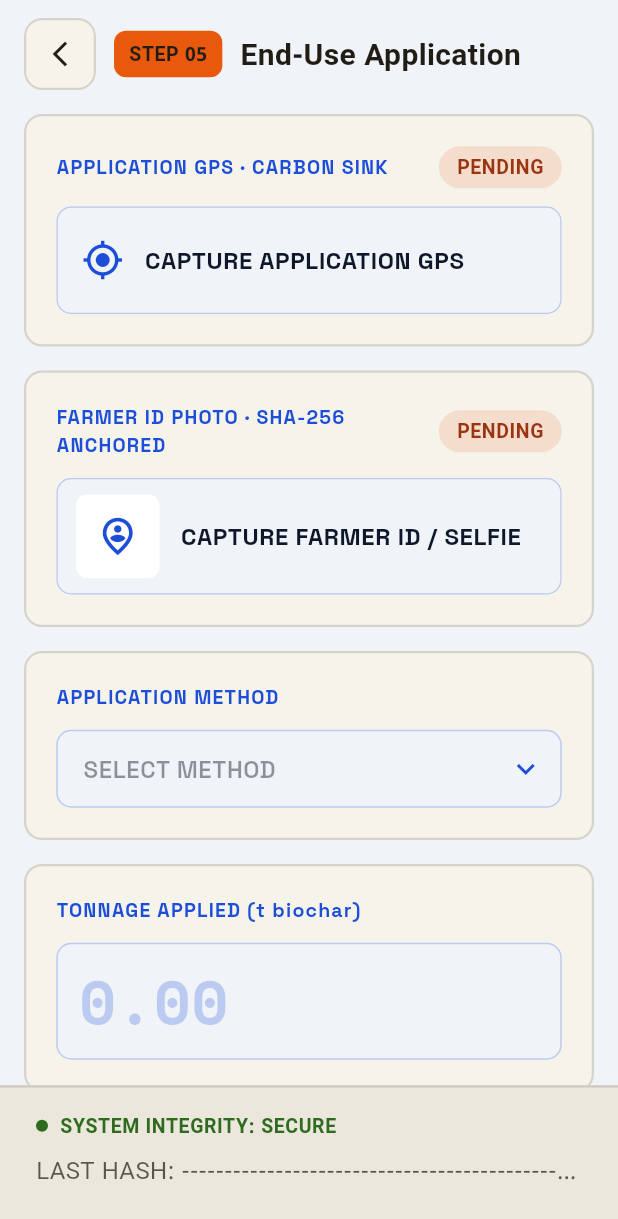
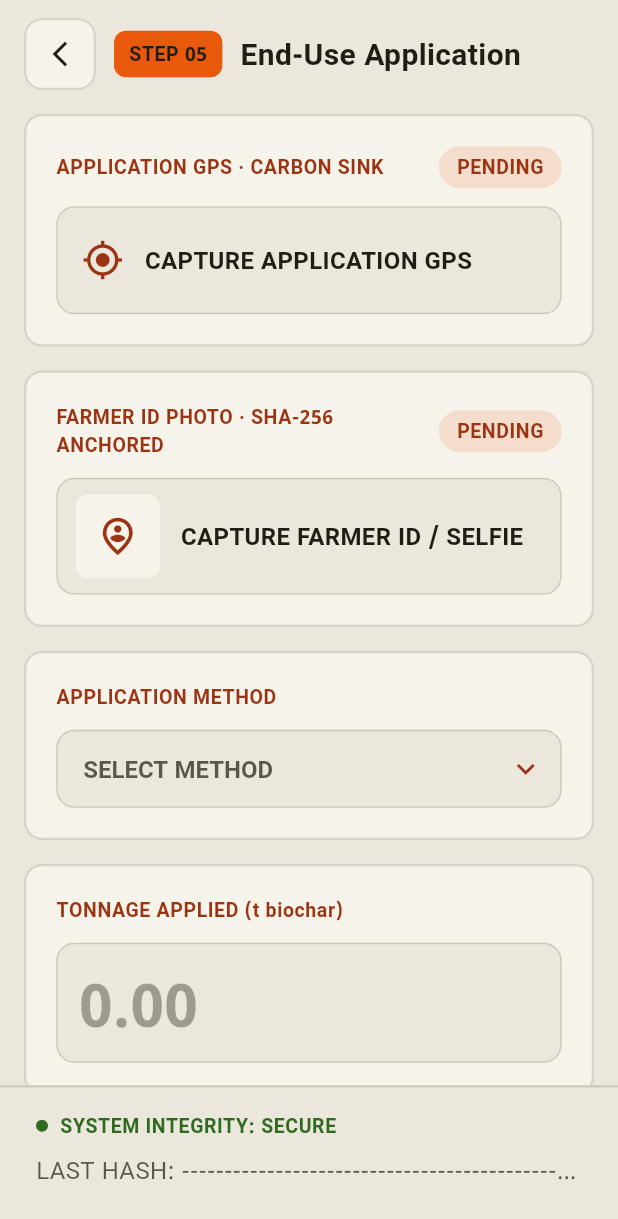
Before and after one commit to dhananjay1434/terrac, a Flutter app: the EndUseApplicationScreen screen opened directly, on a phone screen of 412 x 824 dp. Shown: the top 1219 px of the screen. Run offline on Flutter 3.47's test engine with Material 3 defaults, Android fonts, the phone set to English and light mode, and no system bars; our stand-ins replace camera, connectivity_plus, drift, flutter_riverpod, flutter_secure_storage, geolocator and 6 more; missing offline and left inert: cryptography, flutter_reactive_ble, freerasp, sqlcipher_flutter_libs, sqlite3 and 1 more; accounts and stored records are empty; generated files the repository leaves out were written again; statements that could not run were skipped; project files that could hold a hidden picture were left out.

Commit message:
feat(ui): migrate End-Use, Proof Wallet, Secure Camera, Camera Debug to India skin (T5 A2)
Final four screens onto the paper token system — the whole app is now one
continuous India skin, no dark/light flips anywhere.
- End-Use (05): paper; GPS/photo/method/numeric blocks tokenized; COMMIT is a
  primary DmrvButton (disabled until all fields complete). Also dropped a
  pre-existing dead sync_queue_manager import.
- Proof Wallet: dark→paper; ISSUED/CERTIFIED badge uses seal-blue `certified`,
  verified→success, empty state→textSecondary.
- Secure Camera: viewfinder stays black (correct for a camera); chrome, shutter,
  reticule, and error/permission text tokenized.
- Camera Debug (dev-only): token-consistent; RUN PIPELINE → DmrvButton.
Visual-only: all logic, providers, keys, Semantics identifiers, testIds, and
strings preserved. Gate: analyze 24/0 (−1, dead import removed), test 169/2.

Co-Authored-By: Claude Opus 4.8 (1M context) <noreply@anthropic.com>

```diff
--- a/lib/ui/screens/end_use_application_screen.dart
+++ b/lib/ui/screens/end_use_application_screen.dart
@@ -4,7 +4,6 @@ import 'package:flutter/material.dart';
 import 'package:flutter/services.dart';
 import 'package:flutter_riverpod/flutter_riverpod.dart';
 
-import '../../services/sync_queue_manager.dart';
 import 'package:geolocator/geolocator.dart';
 
 import '../../data/local/database_provider.dart';
@@ -12,8 +11,9 @@ import '../../data/local/yield_end_use_writers.dart';
 import '../../providers/batch_session_notifier.dart';
 import '../../services/location_service.dart';
 import '../../services/secure_capture_service.dart';
-import '../design/app_theme.dart';
+import '../components/dmrv_button.dart';
 import '../design/premium_field_components.dart';
+import '../design/tokens.dart';
 import '../widgets/integrity_footer.dart';
 import 'secure_camera_screen.dart';
 
@@ -45,9 +45,6 @@ class EndUseApplicationScreen extends ConsumerStatefulWidget {
 
 class _EndUseApplicationScreenState
     extends ConsumerState<EndUseApplicationScreen> {
-  // Shared light-theme tokens for this screen.
-  static const Color _errorRed = Color(0xFFDC2626);
-
   String? _methodCode;
   final _tonnageCtrl = TextEditingController();
   final _transportCtrl = TextEditingController(text: '0');
@@ -148,12 +145,13 @@ class _EndUseApplicationScreenState
 
   @override
   Widget build(BuildContext context) {
+    final t = context.tokens;
     final String footerHash =
         _farmerPhoto?.sha256Hash ??
         '----------------------------------------------------------------';
 
     return Scaffold(
-      backgroundColor: AppTheme.tacticalTitanium,
+      backgroundColor: t.surface,
       body: SafeArea(
         bottom: false,
         child: Column(
@@ -189,39 +187,30 @@ class _EndUseApplicationScreenState
                   if (_err != null) ...[
                     const SizedBox(height: 16),
                     PremiumFieldPanel(
-                      accentBorderColor: _errorRed,
+                      accentBorderColor: t.danger,
                       padding: const EdgeInsets.all(16),
                       child: Row(
                         crossAxisAlignment: CrossAxisAlignment.start,
                         children: [
-                          const Icon(
-                            Icons.error_outline,
-                            color: _errorRed,
-                            size: 28,
-                          ),
+                          Icon(Icons.error_outline, color: t.danger, size: 28),
                           const SizedBox(width: 12),
                           Expanded(
                             child: Column(
                               crossAxisAlignment: CrossAxisAlignment.start,
                               children: [
-                                const Text(
+                                Text(
                                   'COMMIT FAILED',
-                                  style: TextStyle(
-                                    fontFamily: 'SpaceGrotesk',
+                                  style: t.chipLabel.copyWith(
                                     fontSize: 14,
-                                    fontWeight: FontWeight.w700,
-                                    letterSpacing: 0.6,
-                                    color: _errorRed,
+                                    color: t.danger,
                                   ),
                                 ),
                                 const SizedBox(height: 6),
                                 Text(
                                   _err!,
-                                  style: const TextStyle(
-                                    fontFamily: 'SpaceMono',
+                                  style: t.metadata.copyWith(
                                     fontSize: 13,
-                                    fontWeight: FontWeight.w400,
-                                    color: AppTheme.armorSlate,
+                                    color: t.textPrimary,
                                   ),
                                 ),
                               ],
@@ -232,18 +221,14 @@ class _EndUseApplicationScreenState
                     ),
                   ],
                   const SizedBox(height: 24),
-                  PremiumFieldButton(
+                  DmrvButton(
                     label: _busy
                         ? 'COMMITTING…'
                         : (_canCommit
                               ? 'COMMIT END-USE // CLOSE BATCH'
                               : 'LOCKED // COMPLETE ALL FIELDS'),
                     testId: 'commit-end-use-btn',
-                    state: _busy
-                        ? FieldButtonState.locked
-                        : (_canCommit
-                              ? FieldButtonState.go
-                              : FieldButtonState.locked),
+                    variant: DmrvButtonVariant.primary,
                     onPressed: _busy || !_canCommit ? null : _commit,
                   ),
                   const SizedBox(height: 12),
@@ -262,11 +247,12 @@ class _EndUseApplicationScreenState
   // ===========================================================================
 
   Widget _gpsBlock() {
+    final t = context.tokens;
     final bool captured = _gpsFix != null;
-    final Color accent = captured ? AppTheme.yieldGold : AppTheme.cobaltShield;
+    final Color accent = captured ? t.success : t.accentText;
 
     return PremiumFieldPanel(
-      accentBorderColor: captured ? AppTheme.yieldGold : null,
+      accentBorderColor: captured ? t.success : null,
       child: Column(
         crossAxisAlignment: CrossAxisAlignment.start,
         children: [
@@ -275,13 +261,7 @@ class _EndUseApplicationScreenState
               Expanded(
                 child: Text(
                   'APPLICATION GPS · CARBON SINK',
-                  style: TextStyle(
-                    fontFamily: 'SpaceGrotesk',
-                    fontSize: 13,
-                    fontWeight: FontWeight.w700,
-                    letterSpacing: 0.8,
-                    color: accent,
-                  ),
+                  style: t.chipLabel.copyWith(color: accent),
                 ),
               ),
               PremiumStatusChip(
@@ -298,10 +278,8 @@ class _EndUseApplicationScreenState
             button: true,
             enabled: !_gpsBusy,
             child: Material(
-              color: captured
-                  ? AppTheme.yieldGold10
-                  : AppTheme.tacticalTitanium,
-              borderRadius: BorderRadius.circular(10),
+              color: captured ? t.success.withValues(alpha: 0.1) : t.surface,
+              borderRadius: BorderRadius.circular(t.radiusM),
               clipBehavior: Clip.antiAlias,
               child: InkWell(
                 onTap: _gpsBusy
@@ -317,11 +295,11 @@ class _EndUseApplicationScreenState
                     vertical: 12,
                   ),
                   decoration: BoxDecoration(
-                    borderRadius: BorderRadius.circular(10),
+                    borderRadius: BorderRadius.circular(t.radiusM),
                     border: Border.all(
                       color: captured
-                          ? AppTheme.yieldGold40
-                          : AppTheme.cobaltShield25,
+                          ? t.success.withValues(alpha: 0.4)
+                          : t.border,
                       width: 1,
                     ),
                   ),
@@ -348,23 +326,18 @@ class _EndUseApplicationScreenState
                                   : (captured
                                         ? 'GPS LOCKED'
                                         : 'CAPTURE APPLICATION GPS'),
-                              style: const TextStyle(
-                                fontFamily: 'SpaceGrotesk',
-                                fontSize: 16,
+                              style: t.metadata.copyWith(
                                 fontWeight: FontWeight.w700,
-                                letterSpacing: 0.4,
-                                color: AppTheme.armorSlate,
+                                color: t.textPrimary,
                               ),
                             ),
                             if (captured) ...[
                               const SizedBox(height: 4),
                               Text(
                                 '${_gpsFix!.latitude.toStringAsFixed(6)}, ${_gpsFix!.longitude.toStringAsFixed(6)}',
-                                style: TextStyle(
-                                  fontFamily: 'SpaceMono',
+                                style: t.metadata.copyWith(
                                   fontSize: 13,
-                                  fontWeight: FontWeight.w400,
-                                  color: AppTheme.armorSlate75,
+                                  color: t.textSecondary,
                                 ),
                               ),
                             ],
@@ -381,12 +354,7 @@ class _EndUseApplicationScreenState
             const SizedBox(height: 8),
             Text(
               _gpsError!,
-              style: const TextStyle(
-                fontFamily: 'SpaceMono',
-                fontSize: 12,
-                fontWeight: FontWeight.w400,
-                color: _errorRed,
-              ),
+              style: t.metadata.copyWith(fontSize: 12, color: t.danger),
             ),
           ],
         ],
@@ -395,11 +363,12 @@ class _EndUseApplicationScreenState
   }
 
   Widget _photoBlock() {
+    final t = context.tokens;
     final bool captured = _farmerPhoto != null;
-    final Color accent = captured ? AppTheme.yieldGold : AppTheme.cobaltShield;
+    final Color accent = captured ? t.success : t.accentText;
 
     return PremiumFieldPanel(
-      accentBorderColor: captured ? AppTheme.yieldGold : null,
+      accentBorderColor: captured ? t.success : null,
       child: Column(
         crossAxisAlignment: CrossAxisAlignment.start,
         children: [
@@ -408,13 +377,7 @@ class _EndUseApplicationScreenState
               Expanded(
                 child: Text(
                   'FARMER ID PHOTO · SHA-256 ANCHORED',
-                  style: TextStyle(
-                    fontFamily: 'SpaceGrotesk',
-                    fontSize: 13,
-                    fontWeight: FontWeight.w700,
-                    letterSpacing: 0.8,
-                    color: accent,
-                  ),
+                  style: t.chipLabel.copyWith(color: accent),
                 ),
               ),
               PremiumStatusChip(
@@ -430,10 +393,8 @@ class _EndUseApplicationScreenState
             identifier: 'capture-farmer-photo-btn',
             button: true,
             child: Material(
-              color: captured
-                  ? AppTheme.yieldGold10
-                  : AppTheme.tacticalTitanium,
-              borderRadius: BorderRadius.circular(10),
+              color: captured ? t.success.withValues(alpha: 0.1) : t.surface,
+              borderRadius: BorderRadius.circular(t.radiusM),
               clipBehavior: Clip.antiAlias,
               child: InkWell(
                 onTap: () {
@@ -447,18 +408,18 @@ class _EndUseApplicationScreenState
                     vertical: 10,
                   ),
                   decoration: BoxDecoration(
-                    borderRadius: BorderRadius.circular(10),
+                    borderRadius: BorderRadius.circular(t.radiusM),
                     border: Border.all(
                       color: captured
-                          ? AppTheme.yieldGold40
-                          : AppTheme.cobaltShield25,
+                          ? t.success.withValues(alpha: 0.4)
+                          : t.border,
                       width: 1,
                     ),
                   ),
                   child: Row(
                     children: [
                       ClipRRect(
-                        borderRadius: BorderRadius.circular(8),
+                        borderRadius: BorderRadius.circular(t.radiusS),
                         child: SizedBox(
                           width: 56,
                           height: 56,
@@ -472,7 +433,7 @@ class _EndUseApplicationScreenState
                                   fit: BoxFit.cover,
                                 )
                               : Container(
-                                  color: AppTheme.pureAlbedo,
+                                  color: t.surfaceRaised,
                                   alignment: Alignment.center,
                                   child: Icon(
                                     captured
@@ -494,12 +455,9 @@ class _EndUseApplicationScreenState
                               captured
                                   ? 'FARMER PHOTO ANCHORED'
                                   : 'CAPTURE FARMER ID / SELFIE',
-                              style: const TextStyle(
-                                fontFamily: 'SpaceGrotesk',
-                                fontSize: 16,
+                              style: t.metadata.copyWith(
                                 fontWeight: FontWeight.w700,
-                                letterSpacing: 0.4,
-                                color: AppTheme.armorSlate,
+                                color: t.textPrimary,
                               ),
                             ),
                             if (captured) ...[
@@ -508,11 +466,9 @@ class _EndUseApplicationScreenState
                                 'sha256: ${_farmerPhoto!.sha256Hash}',
                                 maxLines: 1,
                                 overflow: TextOverflow.ellipsis,
-                                style: TextStyle(
-                                  fontFamily: 'SpaceMono',
+                                style: t.metadata.copyWith(
                                   fontSize: 13,
-                                  fontWeight: FontWeight.w400,
-                                  color: AppTheme.armorSlate75,
+                                  color: t.textSecondary,
                                 ),
                               ),
                             ],
@@ -531,6 +487,7 @@ class _EndUseApplicationScreenState
   }
 
   Widget _methodBlock() {
+    final t = context.tokens;
     final bool hasValue = _methodCode != null;
     return PremiumFieldPanel(
       child: Column(
@@ -538,13 +495,7 @@ class _EndUseApplicationScreenState
         children: [
           Text(
             'APPLICATION METHOD',
-            style: TextStyle(
-              fontFamily: 'SpaceGrotesk',
-              fontSize: 13,
-              fontWeight: FontWeight.w700,
-              letterSpacing: 0.8,
-              color: AppTheme.cobaltShield,
-            ),
+            style: t.chipLabel.copyWith(color: t.accentText),
           ),
           const SizedBox(height: 12),
           Semantics(
@@ -552,59 +503,47 @@ class _EndUseApplicationScreenState
             child: DropdownButtonFormField<String>(
               initialValue: _methodCode,
               isExpanded: true,
-              icon: const Icon(
-                Icons.keyboard_arrow_down,
-                color: AppTheme.cobaltShield,
-              ),
-              dropdownColor: AppTheme.pureAlbedo,
+              icon: Icon(Icons.keyboard_arrow_down, color: t.accentText),
+              dropdownColor: t.surfaceRaised,
               hint: Text(
                 'SELECT METHOD',
-                style: TextStyle(
-                  fontFamily: 'SpaceGrotesk',
-                  fontSize: 16,
+                style: t.metadata.copyWith(
                   fontWeight: FontWeight.w600,
-                  letterSpacing: 0.4,
-                  color: AppTheme.armorSlate45,
+                  color: t.textSecondary,
                 ),
               ),
-              style: const TextStyle(
-                fontFamily: 'SpaceGrotesk',
-                fontSize: 16,
+              style: t.metadata.copyWith(
                 fontWeight: FontWeight.w600,
-                letterSpacing: 0.4,
-                color: AppTheme.armorSlate,
+                color: t.textPrimary,
               ),
               decoration: InputDecoration(
                 filled: true,
-                fillColor: AppTheme.tacticalTitanium,
+                fillColor: t.surface,
                 contentPadding: const EdgeInsets.symmetric(
                   horizontal: 14,
                   vertical: 14,
                 ),
                 border: OutlineInputBorder(
-                  borderRadius: BorderRadius.circular(10),
+                  borderRadius: BorderRadius.circular(t.radiusM),
                   borderSide: BorderSide(
                     color: hasValue
-                        ? AppTheme.cobaltShield40
-                        : AppTheme.cobaltShield25,
+                        ? t.accent.withValues(alpha: 0.4)
+                        : t.border,
                     width: 1,
                   ),
                 ),
                 enabledBorder: OutlineInputBorder(
-                  borderRadius: BorderRadius.circular(10),
+                  borderRadius: BorderRadius.circular(t.radiusM),
                   borderSide: BorderSide(
                     color: hasValue
-                        ? AppTheme.cobaltShield40
-                        : AppTheme.cobaltShield25,
+                        ? t.accent.withValues(alpha: 0.4)
+                        : t.border,
                     width: 1,
                   ),
                 ),
                 focusedBorder: OutlineInputBorder(
-                  borderRadius: BorderRadius.circular(10),
-                  borderSide: const BorderSide(
-                    color: AppTheme.cobaltShield,
-                    width: 2,
-                  ),
+                  borderRadius: BorderRadius.circular(t.radiusM),
+                  borderSide: BorderSide(color: t.accent, width: 2),
                 ),
               ),
               items: _kMethods.entries
@@ -613,12 +552,10 @@ class _EndUseApplicationScreenState
                       value: e.key,
                       child: Text(
                         e.value.toUpperCase(),
-                        style: const TextStyle(
-                          fontFamily: 'SpaceGrotesk',
+                        style: t.metadata.copyWith(
                           fontSize: 15,
                           fontWeight: FontWeight.w600,
-                          letterSpacing: 0.4,
-                          color: AppTheme.armorSlate,
+                          color: t.textPrimary,
                         ),
                       ),
                     ),
@@ -638,27 +575,19 @@ class _EndUseApplicationScreenState
     required String testId,
     required String hint,
   }) {
+    final t = context.tokens;
     return PremiumFieldPanel(
       child: Column(
         crossAxisAlignment: CrossAxisAlignment.start,
         children: [
-          Text(
-            label,
-            style: TextStyle(
-              fontFamily: 'SpaceGrotesk',
-              fontSize: 13,
-              fontWeight: FontWeight.w700,
-              letterSpacing: 0.8,
-              color: AppTheme.cobaltShield,
-            ),
-          ),
+          Text(label, style: t.chipLabel.copyWith(color: t.accentText)),
           const SizedBox(height: 12),
           Container(
             padding: const EdgeInsets.symmetric(horizontal: 14, vertical: 8),
             decoration: BoxDecoration(
-              color: AppTheme.tacticalTitanium,
-              borderRadius: BorderRadius.circular(10),
-              border: Border.all(color: AppTheme.cobaltShield25, width: 1),
+              color: t.surface,
+              borderRadius: BorderRadius.circular(t.radiusM),
+              border: Border.all(color: t.border, width: 1),
             ),
             child: Semantics(
               identifier: testId,
@@ -672,13 +601,10 @@ class _EndUseApplicationScreenState
                 inputFormatters: [
                   FilteringTextInputFormatter.allow(RegExp(r'[0-9.]')),
                 ],
-                cursorColor: AppTheme.cobaltShield,
-                style: const TextStyle(
-                  fontFamily: 'SpaceMono',
+                cursorColor: t.accentText,
+                style: t.numericMedium.copyWith(
                   fontSize: 40,
-                  fontWeight: FontWeight.w700,
-                  color: AppTheme.cobaltShield,
-                  height: 1.0,
+                  color: t.accentText,
                 ),
                 onChanged: (_) => setState(() {}),
                 decoration: InputDecoration(
@@ -686,12 +612,9 @@ class _EndUseApplicationScreenState
                   isCollapsed: true,
                   contentPadding: const EdgeInsets.symmetric(vertical: 10),
                   hintText: hint,
-                  hintStyle: TextStyle(
-                    fontFamily: 'SpaceMono',
+                  hintStyle: t.numericMedium.copyWith(
                     fontSize: 40,
-                    fontWeight: FontWeight.w700,
-                    color: AppTheme.cobaltShield25,
-                    height: 1.0,
+                    color: t.textDisabled,
                   ),
                 ),
               ),
```
Also changed, not shown: lib/ui/screens/camera_debug_view.dart (+14 -19 lines), lib/ui/screens/proof_wallet_screen.dart (+32 -69 lines), lib/ui/screens/secure_camera_screen.dart (+26 -24 lines).
